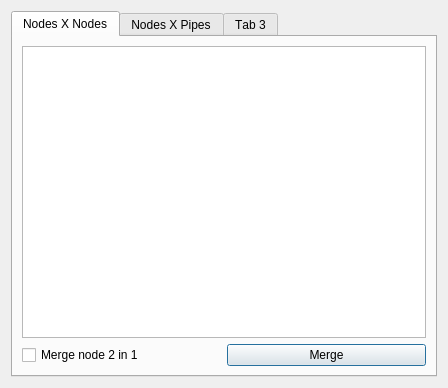
First picture: the form in ui/watering_selection_review_dialog.ui, repository Ingeniousware/QGISWaterIng, before the edit.
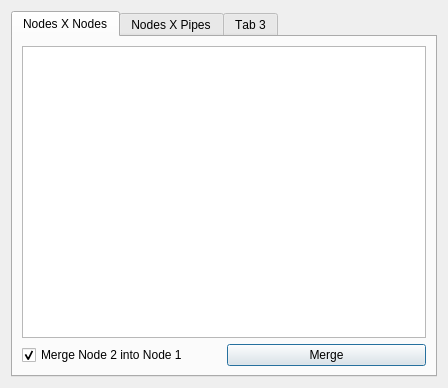
Second picture: the form after the edit.

Commit message: finishing checkBox text behavior and small ui changes

The edit to the form file:
```diff
--- a/ui/watering_selection_review_dialog.ui
+++ b/ui/watering_selection_review_dialog.ui
@@ -69,7 +69,10 @@
        <item row="1" column="0">
         <widget class="QCheckBox" name="nodeVsNodeCheckBox">
          <property name="text">
-          <string>Merge node 2 in 1</string>
+          <string>Merge Node 2 into Node 1</string>
+         </property>
+         <property name="checked">
+          <bool>true</bool>
          </property>
         </widget>
        </item>
```
Left out of the diff: 7 changed lines with no effect on the pictures. The commit also changes 1 other file.
